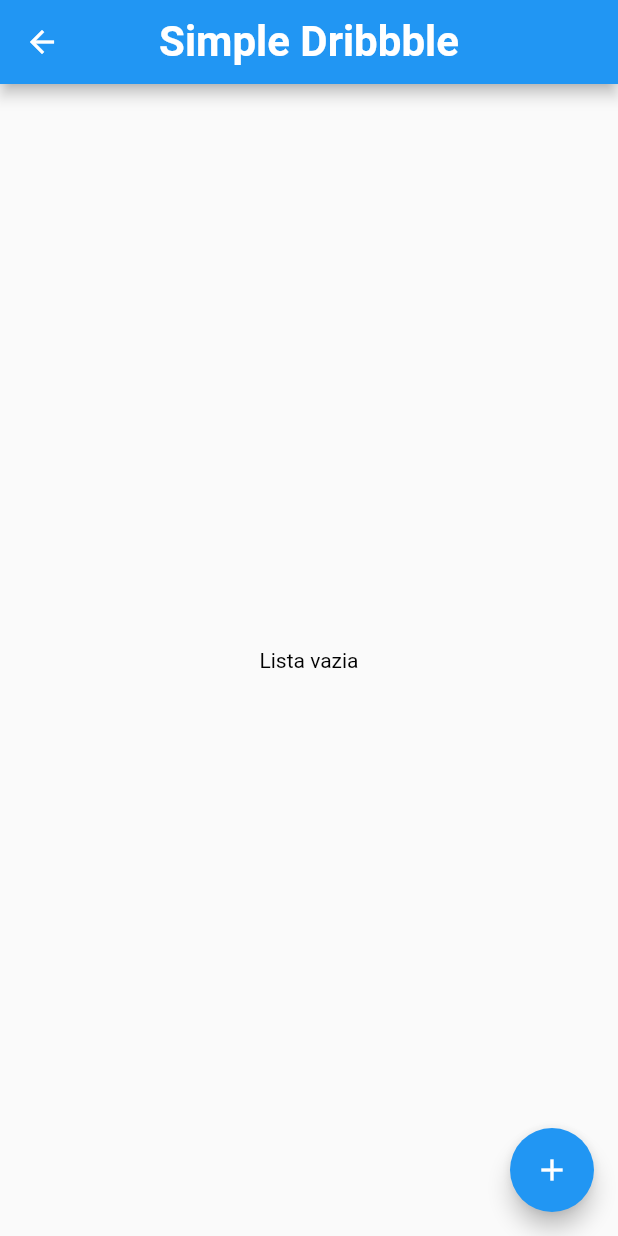
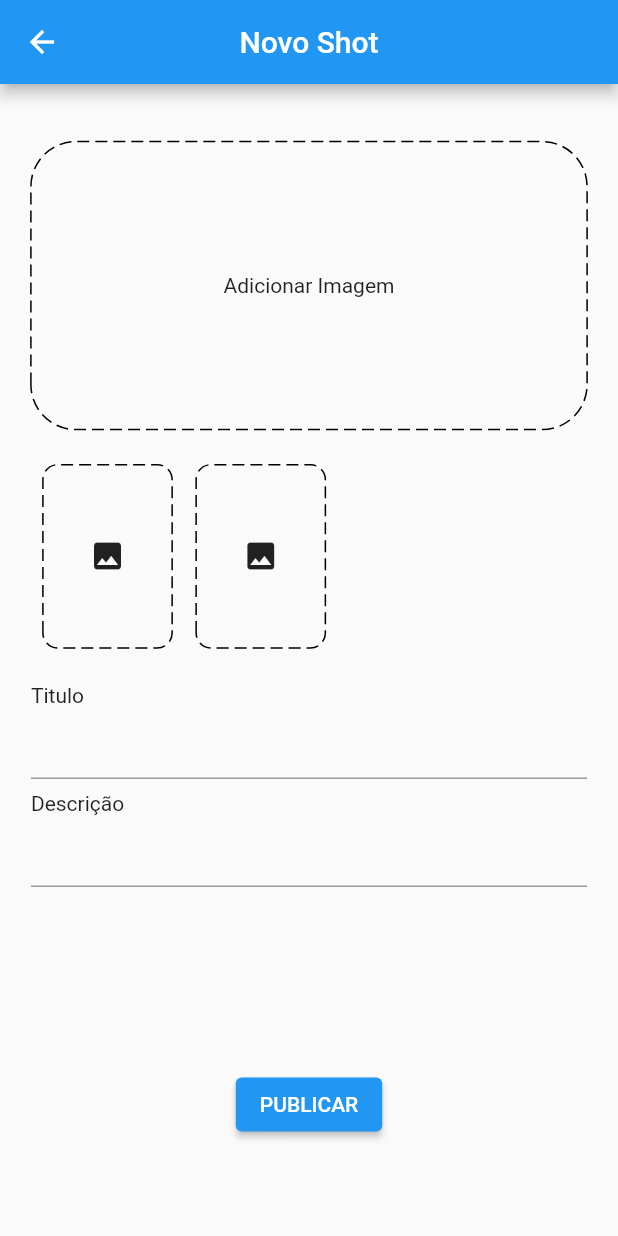
Before and after one commit to hbedford/dribbble_challenge, a Flutter app: the HomeScreen screen opened by its route, after a tap on the "add" icon, on a phone screen of 412 x 824 dp. Run offline on Flutter 3.47's test engine with Material 2 defaults, Android fonts, the phone set to English and light mode, and no system bars; drawn by our look-alikes of dotted_border; our stand-ins replace get_it, shared_preferences; accounts and stored records are empty; network calls fail; statements that could not run were skipped.

Commit message:
add screen newShot and implemented

```diff
--- a/lib/ui/app.dart
+++ b/lib/ui/app.dart
@@ -1,9 +1,10 @@
-import 'package:dribbble_challenge/ui/screens/loading/loading_screen.dart';
-import 'package:dribbble_challenge/ui/screens/shots/shot_screen.dart';
 import 'package:flutter/material.dart';
 
 import 'screens/home/home_screen.dart';
 import 'screens/login/login_screen.dart';
+import 'screens/shots/newshot/new_shot_screen.dart';
+import 'package:dribbble_challenge/ui/screens/loading/loading_screen.dart';
+import 'package:dribbble_challenge/ui/screens/shots/shot_screen.dart';
 
 class App extends StatelessWidget {
   ThemeData themeData() => ThemeData(
@@ -28,6 +29,7 @@
         '/login': (context) => LoginScreen(),
         '/home': (context) => HomeScreen(),
         '/shot': (context) => ShotScreen(),
+        '/newshot': (context) => NewShotScreen(),
       },
     );
   }
--- a/lib/ui/screens/home/home_controller.dart
+++ b/lib/ui/screens/home/home_controller.dart
@@ -1,6 +1,8 @@
 import 'package:dribbble_challenge/domain/entities/shot.dart';
 import 'package:dribbble_challenge/infra/http/http_adapter.dart';
+import 'package:dribbble_challenge/infra/injections.dart';
 import 'package:dribbble_challenge/ui/screens/login/login_controller.dart';
+import 'package:dribbble_challenge/ui/screens/shots/shot_controller.dart';
 import 'package:flutter/material.dart';
 import 'package:get_it/get_it.dart';
 import 'package:http/http.dart';
@@ -24,4 +26,10 @@
     List value = await getShots();
     list.value = value.map((image) => Shot.fromJson(image)).toList();
   }
+
+  goToNewShot(BuildContext context) {
+    final controller = injection.get<ShotController>();
+    controller.changeShot(Shot());
+    Navigator.pushNamed(context, '/newshot');
+  }
 }
--- a/lib/ui/screens/home/home_screen.dart
+++ b/lib/ui/screens/home/home_screen.dart
@@ -65,7 +65,7 @@
         ),
       ),
       floatingActionButton: FloatingActionButton(
-        onPressed: () => null,
+        onPressed: () => controller.goToNewShot(context),
         child: Icon(Icons.add),
       ),
     );
--- /dev/null
+++ b/lib/ui/screens/shots/newshot/components/textfield_widget.dart
@@ -0,0 +1,10 @@
+import 'package:flutter/material.dart';
+
+class TextFieldWidget extends StatelessWidget {
+  final TextEditingController controller;
+  TextFieldWidget({this.controller});
+  @override
+  Widget build(BuildContext context) {
+    return TextField();
+  }
+}
--- /dev/null
+++ b/lib/ui/screens/shots/newshot/new_shot_screen.dart
@@ -0,0 +1,128 @@
+import 'package:dribbble_challenge/infra/injections.dart';
+import 'package:dribbble_challenge/ui/screens/shots/shot_controller.dart';
+import 'package:flutter/material.dart';
+import 'components/textfield_widget.dart';
+
+import 'package:dotted_border/dotted_border.dart';
+import 'package:dribbble_challenge/domain/entities/shot.dart';
+
+class NewShotScreen extends StatelessWidget {
+  final controller = injection.get<ShotController>();
+  @override
+  Widget build(BuildContext context) {
+    return Scaffold(
+      appBar: AppBar(
+        centerTitle: true,
+        title: Text('Novo Shot'),
+      ),
+      body: LayoutBuilder(
+        builder: (_, constraints) => Padding(
+          padding: EdgeInsets.only(
+              top: constraints.maxHeight * 0.05,
+              left: constraints.maxWidth * 0.05,
+              right: constraints.maxWidth * 0.05),
+          child: ListView(
+            children: [
+              Container(
+                  height: constraints.maxHeight * 0.25,
+                  child: ValueListenableBuilder(
+                    valueListenable: controller.shot.value.file,
+                    builder: (_, value, child) => InkWell(
+                      onTap: () => null,
+                      child: value == null
+                          ? DottedBorder(
+                              dashPattern: [8, 4],
+                              borderType: BorderType.RRect,
+                              radius: Radius.circular(30),
+                              padding: EdgeInsets.all(6),
+                              child: Center(
+                                child: Text('Adicionar Imagem'),
+                              ))
+                          : Image.file(value),
+                    ),
+                  )),
+              Container(
+                  height: constraints.maxHeight * 0.2,
+                  child: LayoutBuilder(
+                    builder: (_, constraint) => Container(
+                      margin: EdgeInsets.only(top: constraint.maxHeight * 0.1),
+                      child: ListView.builder(
+                          itemCount: 2,
+                          scrollDirection: Axis.horizontal,
+                          itemBuilder: (context, int index) => OtherShotWidget(
+                                size: Size(constraint.maxWidth * 0.2,
+                                    constraint.maxHeight * 0.9),
+                              )),
+                    ),
+                  )),
+              Container(
+                  margin: EdgeInsets.symmetric(
+                      vertical: constraints.maxHeight * 0.02),
+                  child: Column(
+                    mainAxisAlignment: MainAxisAlignment.spaceAround,
+                    crossAxisAlignment: CrossAxisAlignment.stretch,
+                    children: [
+                      Padding(
+                        padding: const EdgeInsets.only(bottom: 8.0),
+                        child: Column(
+                          crossAxisAlignment: CrossAxisAlignment.start,
+                          children: [
+                            Text('Titulo'),
+                            TextFieldWidget(
+                              controller: controller.shot.value.titleEdit,
+                            ),
+                          ],
+                        ),
+                      ),
+                      Column(
+                        crossAxisAlignment: CrossAxisAlignment.start,
+                        children: [
+                          Text('Descrição'),
+                          TextFieldWidget(
+                            controller: controller.shot.value.descriptionEdit,
+                          )
+                        ],
+                      )
+                    ],
+                  )),
+              Container(
+                  height: constraints.maxHeight * 0.2,
+                  child: Column(
+                    mainAxisAlignment: MainAxisAlignment.end,
+                    children: [
+                      ElevatedButton(
+                        onPressed: () => null,
+                        child: Text('Publicar'.toUpperCase()),
+                      ),
+                    ],
+                  ))
+            ],
+          ),
+        ),
+      ),
+    );
+  }
+}
+
+class OtherShotWidget extends StatelessWidget {
+  final Shot shot;
+  final Size size;
+  OtherShotWidget({this.shot, @required this.size});
+  @override
+  Widget build(BuildContext context) {
+    return Padding(
+      padding: const EdgeInsets.all(8.0),
+      child: DottedBorder(
+        dashPattern: [8, 4],
+        borderType: BorderType.RRect,
+        radius: Radius.circular(10),
+        padding: EdgeInsets.all(6),
+        child: Container(
+          height: size.height,
+          width: size.width,
+          child: Icon(Icons.image),
+        ),
+      ),
+    );
+  }
+}
--- a/pubspec.yaml
+++ b/pubspec.yaml
@@ -32,6 +32,7 @@
   get_it:
   url_launcher:
   shared_preferences: ^2.0.3
+  dotted_border:
 
 dev_dependencies:
   flutter_test:
```
Also changed, not shown: pubspec.lock.
